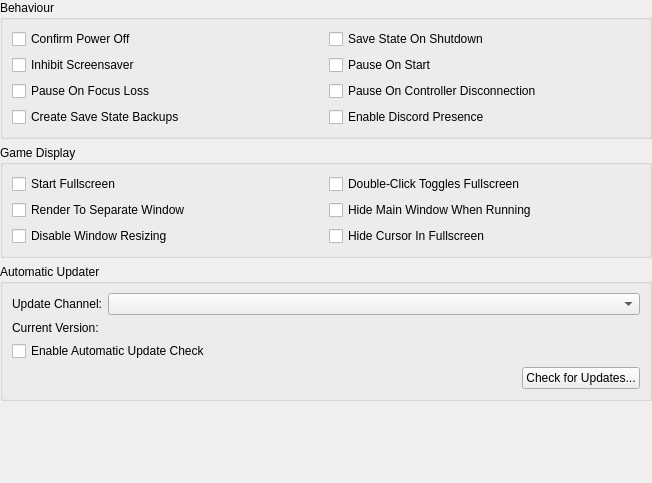
Old version of the form src/riverhorse-qt/interfacesettingswidget.ui in the repository thenotoriousfox/riverhorse.
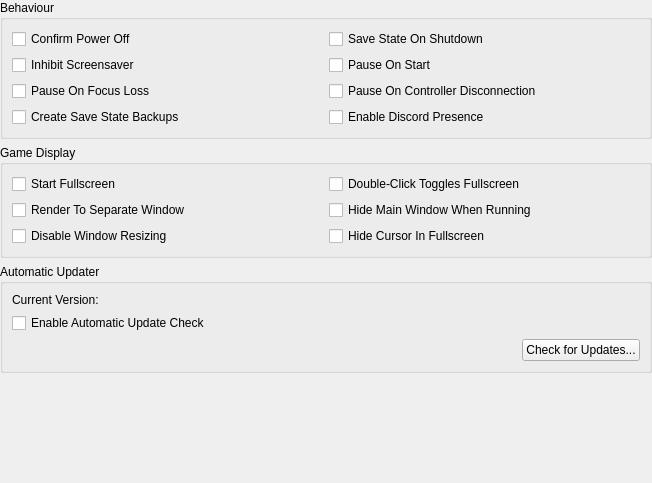
New version of the form.

The edit to the form file:
```diff
--- a/src/riverhorse-qt/interfacesettingswidget.ui
+++ b/src/riverhorse-qt/interfacesettingswidget.ui
@@ -145,16 +145,6 @@
       <string>Automatic Updater</string>
      </property>
      <layout class="QFormLayout" name="formLayout_2">
-      <item row="0" column="0">
-       <widget class="QLabel" name="label_4">
-        <property name="text">
-         <string>Update Channel:</string>
-        </property>
-       </widget>
-      </item>
-      <item row="0" column="1">
-       <widget class="QComboBox" name="autoUpdateTag"/>
-      </item>
       <item row="1" column="0">
        <widget class="QLabel" name="label_5">
         <property name="text">
```
